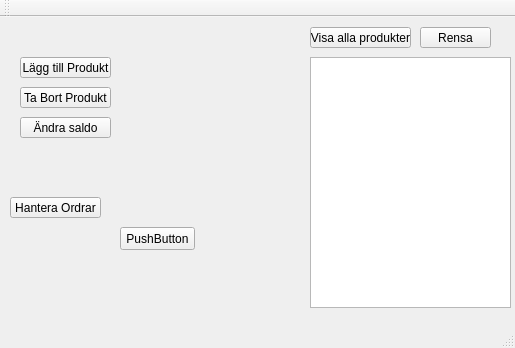
Old version of the form mainwindow.ui in the repository adambacke/LagerhanteringsSystem.
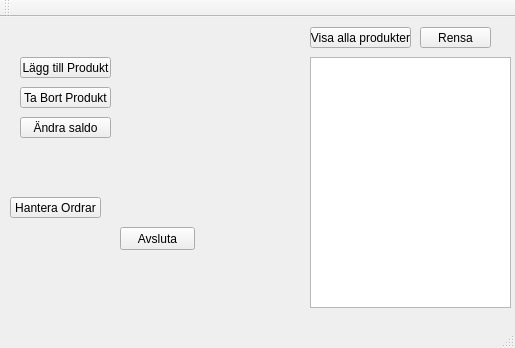
New version of the form.

Diff of the .ui file:
```diff
--- a/mainwindow.ui
+++ b/mainwindow.ui
@@ -24,7 +24,7 @@
      </rect>
     </property>
     <property name="text">
-     <string>PushButton</string>
+     <string>Avsluta</string>
     </property>
    </widget>
    <widget class="QPushButton" name="addProduct">
```
Left out of the diff: 2 changed lines with no effect on the pictures.
